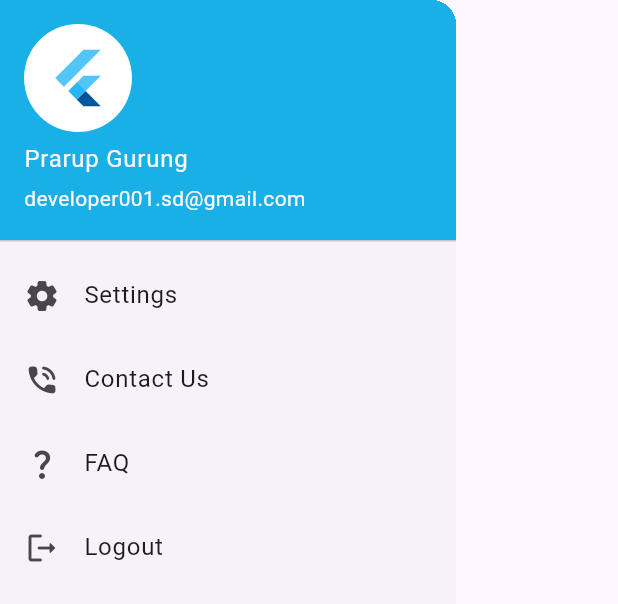
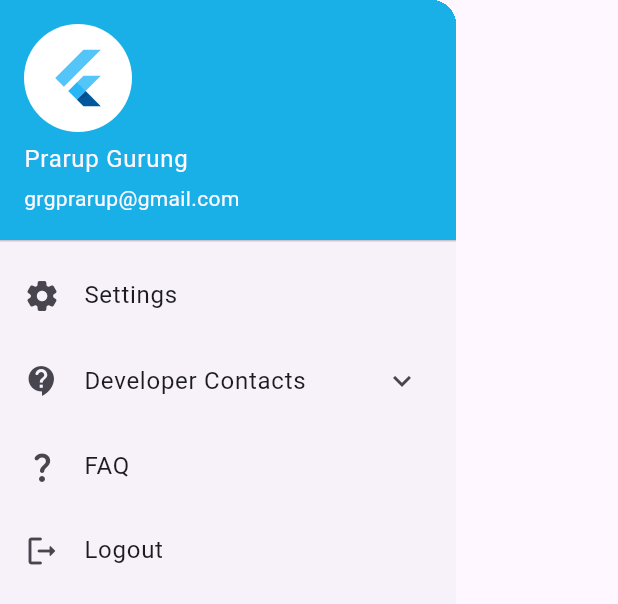
Before and after one commit to grgprarup/stationery_shop, a Flutter app: the NavDrawer widget shown alone on an empty page, opened directly, on a phone screen of 412 x 824 dp. Shown: the top 604 px of the screen. Run offline on Flutter 3.47's test engine with Material 3 defaults, Android fonts, the light colour scheme and no system bars; our stand-ins replace shared_preferences; accounts and stored records are empty.

Commit message:
Expanding list added for developer contact in navigation drawer

```diff
--- a/lib/src/widgets/nav_drawer.dart
+++ b/lib/src/widgets/nav_drawer.dart
@@ -1,4 +1,5 @@
 import 'package:flutter/material.dart';
+import 'package:url_launcher/url_launcher.dart';
 
 class NavDrawer extends StatefulWidget {
   const NavDrawer({super.key});
@@ -8,6 +9,8 @@ class NavDrawer extends StatefulWidget {
 }
 
 class _NavDrawerState extends State<NavDrawer> {
+  bool isExpanded = false;
+
   @override
   Widget build(BuildContext context) {
     return Drawer(
@@ -15,11 +18,58 @@ class _NavDrawerState extends State<NavDrawer> {
         padding: EdgeInsets.zero,
         children: <Widget>[
           _buildDrawerHeader(
-              'Stationery Shop', 'Prarup Gurung', 'developer001.sd@gmail.com'),
+              'Stationery Shop', 'Prarup Gurung', 'grgprarup@gmail.com'),
           _buildDrawerListTile(
               'Settings', Icons.settings_rounded, null, _onSettings),
-          _buildDrawerListTile(
-              'Contact Us', Icons.phone_in_talk_rounded, null, _onContactUs),
+          ExpansionTile(
+            title: const Text('Developer Contacts'),
+            leading: const Icon(Icons.contact_support_rounded),
+            initiallyExpanded: isExpanded,
+            onExpansionChanged: (value) {
+              setState(() {
+                isExpanded = value;
+              });
+            },
+            children: [
+              if (isExpanded)
+                Column(
+                  children: [
+                    ListTile(
+                      title: GestureDetector(
+                        onTap: () {
+                          _makePhoneCall('+977-9841156043');
+                        },
+                        child: const Row(
+                          children: [
+                            Icon(Icons.phone_rounded),
+                            SizedBox(width: 8),
+                            Text(
+                              '+977-9841156043',
+                                style: TextStyle(fontSize: 16, decoration: TextDecoration.underline),
+                            ),
+                          ],
+                        ),
+                      ),
+                    ),
+                    ListTile(
+                      title: GestureDetector(
+                        onTap: () {
+                          _sendEmail('developer001.sd@gmail.com');
+                        },
+                        child: const Row(
+                          children: [
+                            Icon(Icons.email_rounded),
+                            SizedBox(width: 8),
+                            Text('developer001.sd@gmail.com',
+                            style: TextStyle(fontSize: 16, decoration: TextDecoration.underline)),
+                          ],
+                        ),
+                      ),
+                    ),
+                  ],
+                ),
+            ],
+          ),
           _buildDrawerListTile(
               'FAQ', Icons.question_mark_rounded, null, _onFAQ),
           _buildDrawerListTile('Logout', Icons.logout_rounded, null, _onLogout),
@@ -53,8 +103,26 @@ class _NavDrawerState extends State<NavDrawer> {
     );
   }
 
-  void _onContactUs() {
-    //   TODO: Implement contact us functionality
+  _launchURL(Uri url) async {
+    if (!await launchUrl(url)) {
+      throw 'Could not launch $url';
+    }
+  }
+
+  Future<void> _makePhoneCall(String phoneNumber) async {
+    final Uri launchUri = Uri(
+      scheme: 'tel',
+      path: phoneNumber,
+    );
+    await _launchURL(launchUri);
+  }
+
+  Future<void> _sendEmail(String email) async {
+    final Uri launchUri = Uri(
+      scheme: 'mailto',
+      path: email,
+    );
+    await _launchURL(launchUri);
   }
 
   void _onSettings() {
--- a/pubspec.yaml
+++ b/pubspec.yaml
@@ -32,6 +32,7 @@ dependencies:
   http: ^0.13.3
   shared_preferences: ^2.2.2
   convex_bottom_bar: ^3.2.0
+  url_launcher: ^6.2.5
 
 
   # The following adds the Cupertino Icons font to your application.
```
Also changed, not shown: pubspec.lock, 5 other files.
